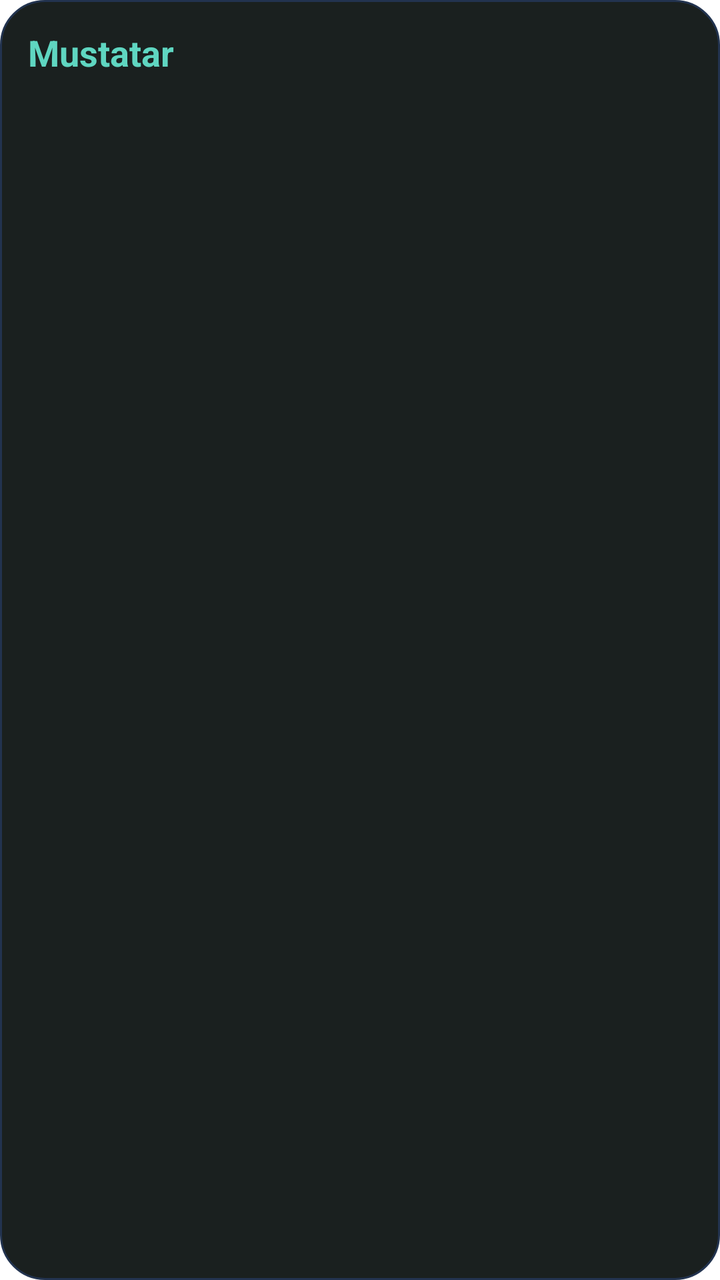
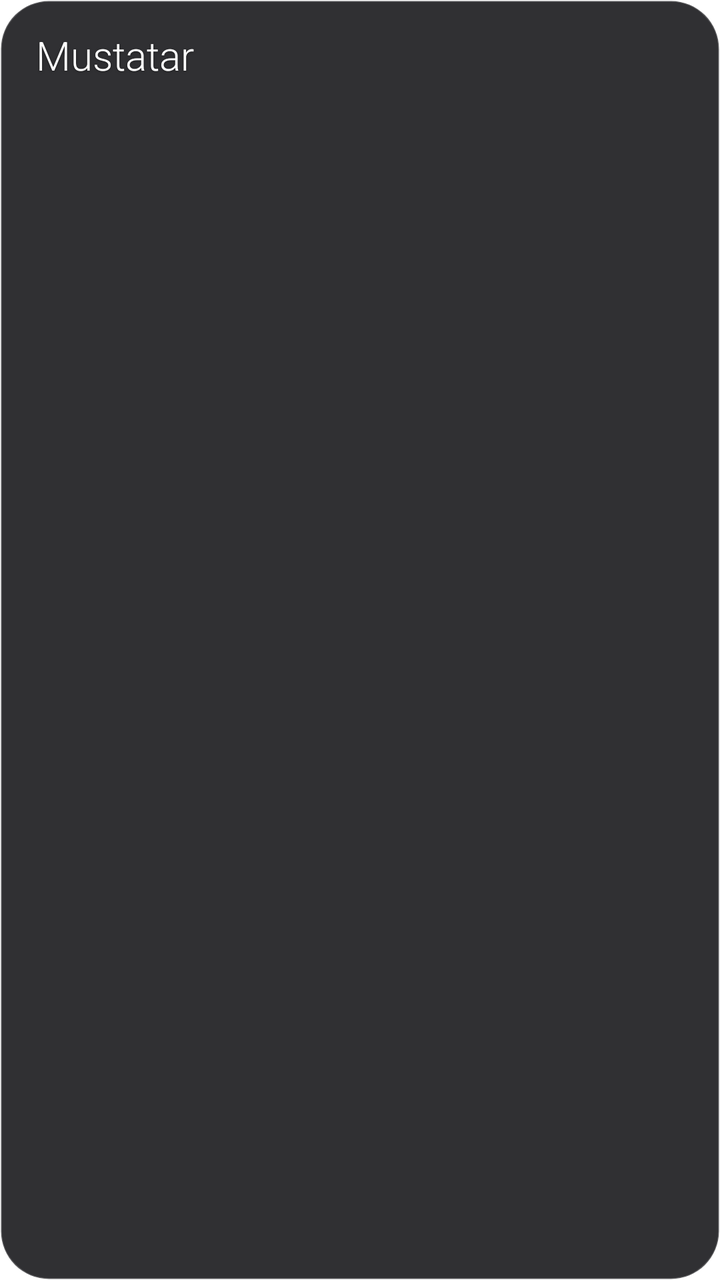

Two renders of the same Android screen: before a commit and after it. Below are the layout's source before the change and the commit's diff.
<!-- AndroidManifest.xml: application theme android:Theme.Translucent.NoTitleBar -->
<!-- res/layout/widget_main.xml -->
<?xml version="1.0" encoding="utf-8"?>
<LinearLayout xmlns:android="http://schemas.android.com/apk/res/android"
    android:id="@+id/w_root" android:layout_width="match_parent" android:layout_height="match_parent"
    android:orientation="vertical" android:padding="14dp" android:background="@drawable/widget_bg">
    <TextView android:id="@+id/w_prayer" android:layout_width="match_parent" android:layout_height="wrap_content"
        android:text="Mustatar" android:textColor="#5FD6C1" android:textSize="18sp" android:textStyle="bold" android:maxLines="1" />
    <TextView android:id="@+id/w_prayer_time" android:layout_width="match_parent" android:layout_height="wrap_content"
        android:text="" android:textColor="#93A3C0" android:textSize="12sp" android:maxLines="1" android:layout_marginBottom="8dp" />
    <TextView android:id="@+id/w_item1" android:layout_width="match_parent" android:layout_height="wrap_content"
        android:textColor="#E8EDF6" android:textSize="13sp" android:maxLines="1" android:ellipsize="end" android:paddingTop="3dp" />
    <TextView android:id="@+id/w_item2" android:layout_width="match_parent" android:layout_height="wrap_content"
        android:textColor="#E8EDF6" android:textSize="13sp" android:maxLines="1" android:ellipsize="end" android:paddingTop="3dp" />
    <TextView android:id="@+id/w_item3" android:layout_width="match_parent" android:layout_height="wrap_content"
        android:textColor="#E8EDF6" android:textSize="13sp" android:maxLines="1" android:ellipsize="end" android:paddingTop="3dp" />
</LinearLayout>
<!-- resources referenced by this layout -->
<resources>
  <!-- drawable widget_bg (drawable) -->
  <?xml version="1.0" encoding="utf-8"?>
  <shape xmlns:android="http://schemas.android.com/apk/res/android" android:shape="rectangle">
      <solid android:color="#F20E1513" />
      <corners android:radius="22dp" />
      <stroke android:width="1dp" android:color="#22334F" />
  </shape>
</resources>

<!-- the commit's change to res/layout/widget_main.xml (unified diff, before → after) -->
@@ -1,15 +1,21 @@
 <?xml version="1.0" encoding="utf-8"?>
 <LinearLayout xmlns:android="http://schemas.android.com/apk/res/android"
     android:id="@+id/w_root" android:layout_width="match_parent" android:layout_height="match_parent"
-    android:orientation="vertical" android:padding="14dp" android:background="@drawable/widget_bg">
-    <TextView android:id="@+id/w_prayer" android:layout_width="match_parent" android:layout_height="wrap_content"
-        android:text="Mustatar" android:textColor="#5FD6C1" android:textSize="18sp" android:textStyle="bold" android:maxLines="1" />
-    <TextView android:id="@+id/w_prayer_time" android:layout_width="match_parent" android:layout_height="wrap_content"
-        android:text="" android:textColor="#93A3C0" android:textSize="12sp" android:maxLines="1" android:layout_marginBottom="8dp" />
-    <TextView android:id="@+id/w_item1" android:layout_width="match_parent" android:layout_height="wrap_content"
-        android:textColor="#E8EDF6" android:textSize="13sp" android:maxLines="1" android:ellipsize="end" android:paddingTop="3dp" />
-    <TextView android:id="@+id/w_item2" android:layout_width="match_parent" android:layout_height="wrap_content"
-        android:textColor="#E8EDF6" android:textSize="13sp" android:maxLines="1" android:ellipsize="end" android:paddingTop="3dp" />
-    <TextView android:id="@+id/w_item3" android:layout_width="match_parent" android:layout_height="wrap_content"
-        android:textColor="#E8EDF6" android:textSize="13sp" android:maxLines="1" android:ellipsize="end" android:paddingTop="3dp" />
+    android:orientation="vertical" android:paddingLeft="18dp" android:paddingRight="18dp" android:paddingTop="14dp" android:paddingBottom="14dp" android:background="@drawable/widget_bg_dark">
+    <LinearLayout android:layout_width="match_parent" android:layout_height="wrap_content" android:orientation="horizontal" android:gravity="center_vertical">
+        <TextView android:id="@+id/w_prayer" android:layout_width="0dp" android:layout_weight="1" android:layout_height="wrap_content"
+            android:text="Mustatar" android:textColor="#FFFFFFFF" android:textSize="20sp" android:fontFamily="sans-serif-light" android:maxLines="1" android:shadowColor="#66000000" android:shadowRadius="3" android:shadowDy="1" />
+        <TextView android:id="@+id/w_prayer_time" android:layout_width="wrap_content" android:layout_height="wrap_content"
+            android:text="" android:textColor="#CCFFFFFF" android:textSize="13sp" android:fontFamily="sans-serif" android:maxLines="1" android:shadowColor="#66000000" android:shadowRadius="3" android:shadowDy="1" />
+    </LinearLayout>
+    <LinearLayout android:layout_width="match_parent" android:layout_height="wrap_content" android:orientation="horizontal" android:layout_marginTop="10dp" android:layout_marginBottom="8dp">
+        <TextView android:id="@+id/w_p1" style="@style/WPray" android:textColor="#FFFFFFFF" android:shadowColor="#66000000" android:shadowRadius="3" android:shadowDy="1" />
+        <TextView android:id="@+id/w_p2" style="@style/WPray" android:textColor="#FFFFFFFF" android:shadowColor="#66000000" android:shadowRadius="3" android:shadowDy="1" />
+        <TextView android:id="@+id/w_p3" style="@style/WPray" android:textColor="#FFFFFFFF" android:shadowColor="#66000000" android:shadowRadius="3" android:shadowDy="1" />
+        <TextView android:id="@+id/w_p4" style="@style/WPray" android:textColor="#FFFFFFFF" android:shadowColor="#66000000" android:shadowRadius="3" android:shadowDy="1" />
+        <TextView android:id="@+id/w_p5" style="@style/WPray" android:textColor="#FFFFFFFF" android:shadowColor="#66000000" android:shadowRadius="3" android:shadowDy="1" />
+    </LinearLayout>
+    <TextView android:id="@+id/w_item1" style="@style/WItem" android:textColor="#FFFFFFFF" android:shadowColor="#66000000" android:shadowRadius="3" android:shadowDy="1" />
+    <TextView android:id="@+id/w_item2" style="@style/WItem" android:textColor="#FFFFFFFF" android:shadowColor="#66000000" android:shadowRadius="3" android:shadowDy="1" />
+    <TextView android:id="@+id/w_item3" style="@style/WItem" android:textColor="#FFFFFFFF" android:shadowColor="#66000000" android:shadowRadius="3" android:shadowDy="1" />
 </LinearLayout>
<!-- resource entries referenced after the edit -->
@@ -1,11 +1,30 @@
 <!-- resources referenced by this layout -->
 <resources>
-  <!-- drawable widget_bg (drawable) -->
+  <!-- drawable widget_bg_dark (drawable) -->
   <?xml version="1.0" encoding="utf-8"?>
   <shape xmlns:android="http://schemas.android.com/apk/res/android" android:shape="rectangle">
-      <solid android:color="#F20E1513" />
-      <corners android:radius="22dp" />
-      <stroke android:width="1dp" android:color="#22334F" />
+      <solid android:color="#E61A1A1D" />
+      <corners android:radius="24dp" />
+      <stroke android:width="1dp" android:color="#33FFFFFF" />
   </shape>
+  <style name="WItem">
+          <item name="android:layout_width">match_parent</item>
+          <item name="android:layout_height">wrap_content</item>
+          <item name="android:textSize">13sp</item>
+          <item name="android:fontFamily">sans-serif</item>
+          <item name="android:maxLines">1</item>
+          <item name="android:ellipsize">end</item>
+          <item name="android:paddingTop">4dp</item>
+      </style>
+  <style name="WPray">
+          <item name="android:layout_width">0dp</item>
+          <item name="android:layout_weight">1</item>
+          <item name="android:layout_height">wrap_content</item>
+          <item name="android:gravity">center</item>
+          <item name="android:textSize">11sp</item>
+          <item name="android:fontFamily">sans-serif</item>
+          <item name="android:lineSpacingExtra">2dp</item>
+          <item name="android:maxLines">2</item>
+      </style>
 </resources>
 
